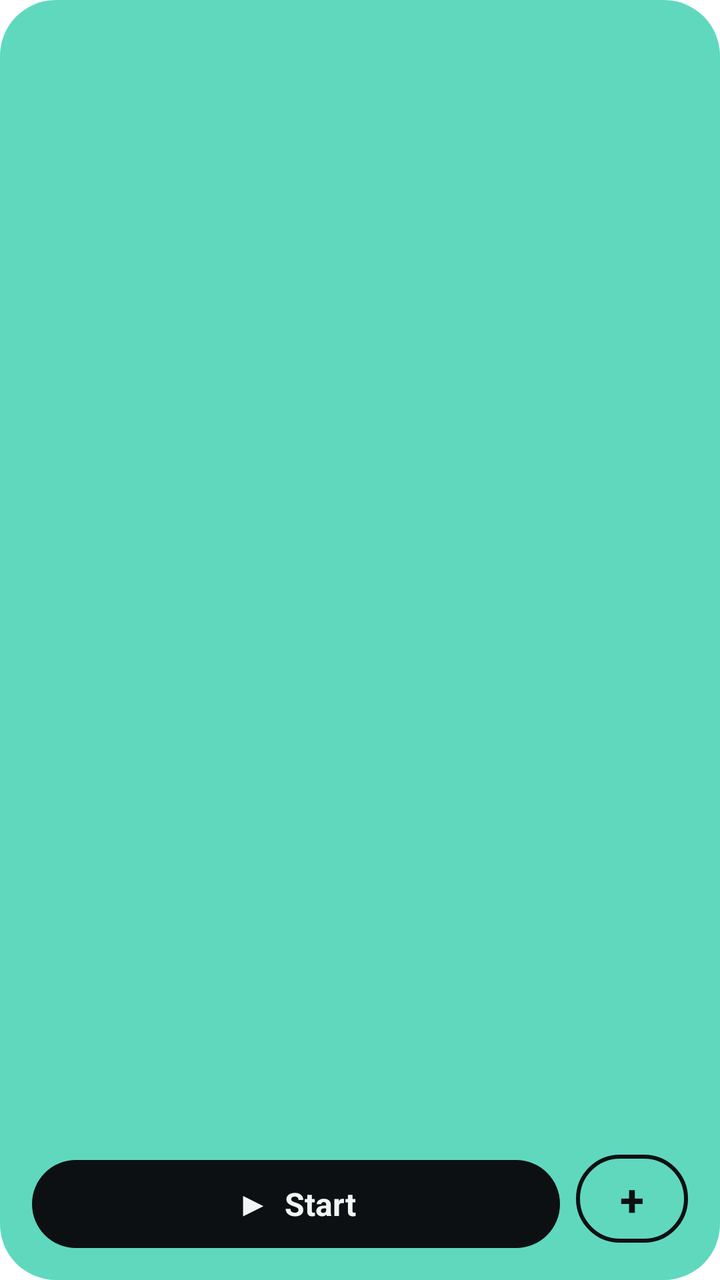
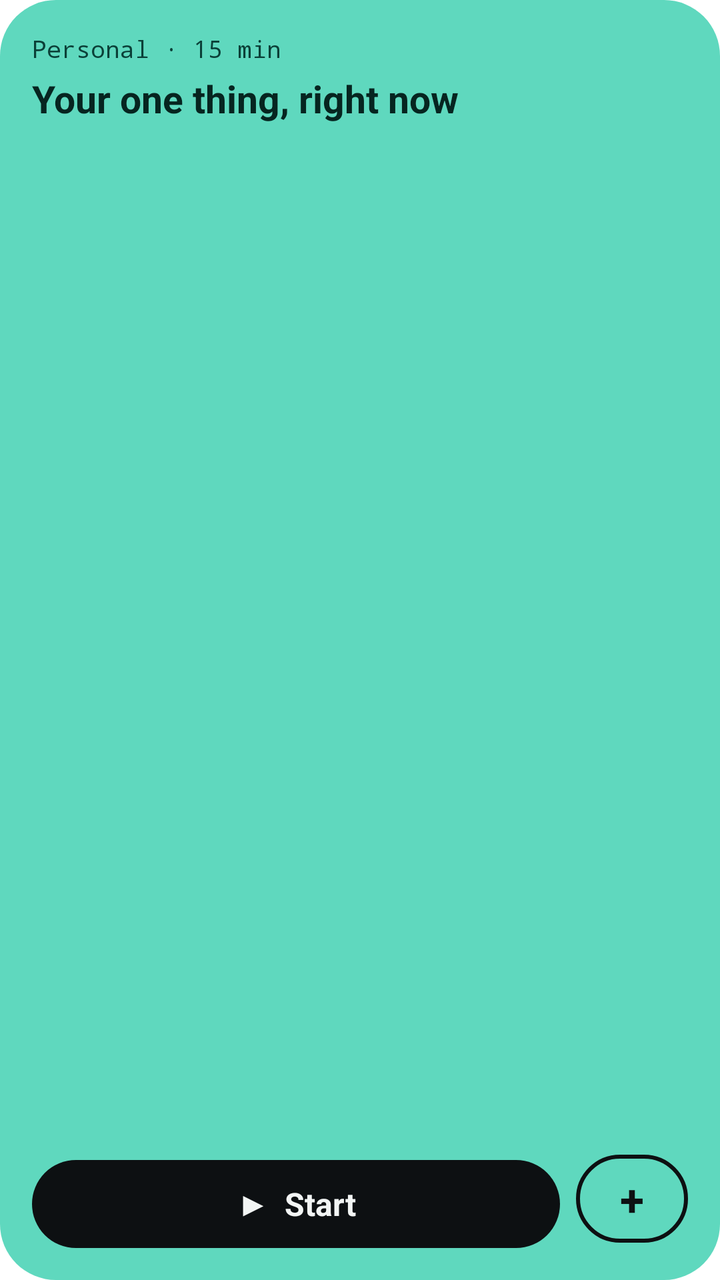

An Android layout rendered at two revisions. The XML below is the earlier revision; the diff shows what the commit changed to produce the second picture.
<!-- AndroidManifest.xml: fallback theme Theme.MaterialComponents.DayNight.NoActionBar -->
<!-- res/layout/pick_widget.xml -->
<?xml version="1.0" encoding="utf-8"?>
<LinearLayout xmlns:android="http://schemas.android.com/apk/res/android"
    android:id="@+id/widget_root"
    android:layout_width="match_parent"
    android:layout_height="match_parent"
    android:background="@drawable/widget_bg"
    android:orientation="vertical"
    android:padding="16dp">

    <TextView
        android:id="@+id/widget_meta"
        android:layout_width="match_parent"
        android:layout_height="wrap_content"
        android:ellipsize="end"
        android:maxLines="1"
        android:textColor="#0B4038"
        android:textSize="12sp"
        android:fontFamily="monospace" />

    <TextView
        android:id="@+id/widget_title"
        android:layout_width="match_parent"
        android:layout_height="wrap_content"
        android:layout_marginTop="4dp"
        android:ellipsize="end"
        android:maxLines="2"
        android:textColor="#062520"
        android:textSize="19sp"
        android:textStyle="bold" />

    <TextView
        android:id="@+id/widget_step"
        android:layout_width="match_parent"
        android:layout_height="wrap_content"
        android:layout_marginTop="2dp"
        android:ellipsize="end"
        android:maxLines="2"
        android:textColor="#0B3B33"
        android:textSize="14sp" />

    <LinearLayout
        android:layout_width="match_parent"
        android:layout_height="0dp"
        android:layout_weight="1"
        android:gravity="bottom"
        android:orientation="horizontal"
        android:paddingTop="10dp">

        <TextView
            android:id="@+id/widget_start"
            android:layout_width="0dp"
            android:layout_height="44dp"
            android:layout_weight="1"
            android:background="@drawable/widget_start_bg"
            android:gravity="center"
            android:text="▶  Start"
            android:textColor="#F2F5F4"
            android:textSize="16sp"
            android:textStyle="bold" />

        <TextView
            android:id="@+id/widget_add"
            android:layout_width="56dp"
            android:layout_height="44dp"
            android:layout_marginStart="8dp"
            android:background="@drawable/widget_add_bg"
            android:contentDescription="Add a task"
            android:gravity="center"
            android:text="+"
            android:textColor="#0D1012"
            android:textSize="22sp"
            android:textStyle="bold" />
    </LinearLayout>
</LinearLayout>
<!-- resources referenced by this layout -->
<resources>
  <!-- drawable widget_add_bg (drawable) -->
  <?xml version="1.0" encoding="utf-8"?>
  <shape xmlns:android="http://schemas.android.com/apk/res/android" android:shape="rectangle">
      <solid android:color="#00000000"/>
      <stroke android:width="2dp" android:color="#0D1012"/>
      <corners android:radius="999dp"/>
  </shape>
  <!-- drawable widget_bg (drawable) -->
  <?xml version="1.0" encoding="utf-8"?>
  <shape xmlns:android="http://schemas.android.com/apk/res/android" android:shape="rectangle">
      <solid android:color="#5FD8BE"/>
      <corners android:radius="28dp"/>
  </shape>
  <!-- drawable widget_start_bg (drawable) -->
  <?xml version="1.0" encoding="utf-8"?>
  <shape xmlns:android="http://schemas.android.com/apk/res/android" android:shape="rectangle">
      <solid android:color="#0D1012"/>
      <corners android:radius="999dp"/>
  </shape>
</resources>

<!-- the commit's change to res/layout/pick_widget.xml (unified diff, before → after) -->
@@ -9,6 +9,7 @@
 
     <TextView
         android:id="@+id/widget_meta"
+        android:text="Personal · 15 min"
         android:layout_width="match_parent"
         android:layout_height="wrap_content"
         android:ellipsize="end"
@@ -19,6 +20,7 @@
 
     <TextView
         android:id="@+id/widget_title"
+        android:text="Your one thing, right now"
         android:layout_width="match_parent"
         android:layout_height="wrap_content"
         android:layout_marginTop="4dp"
